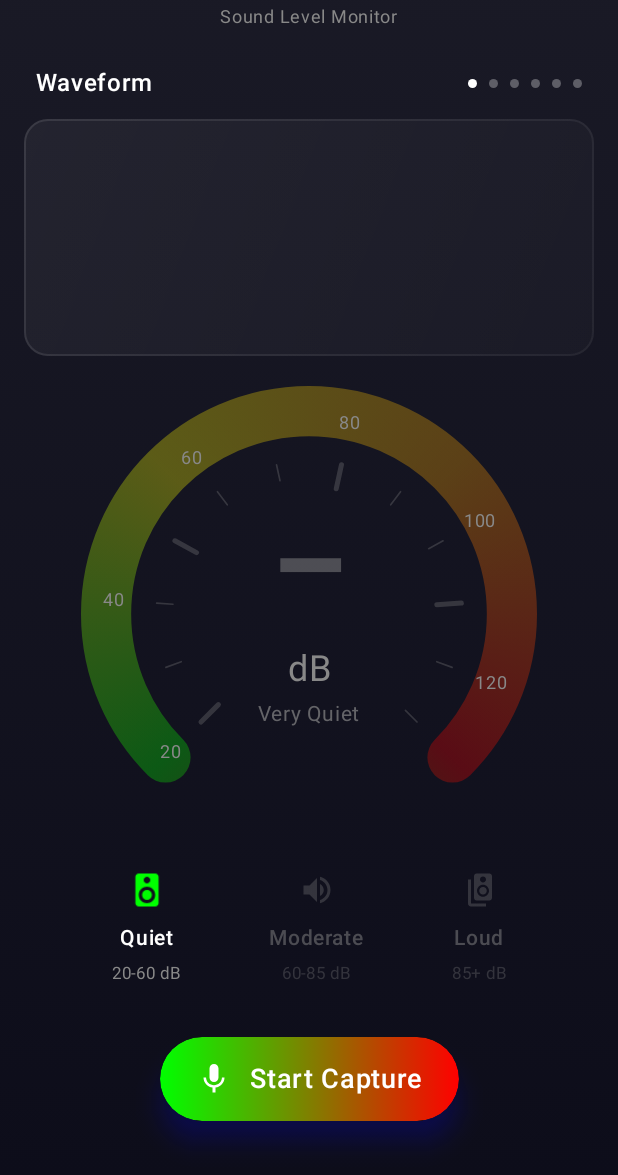
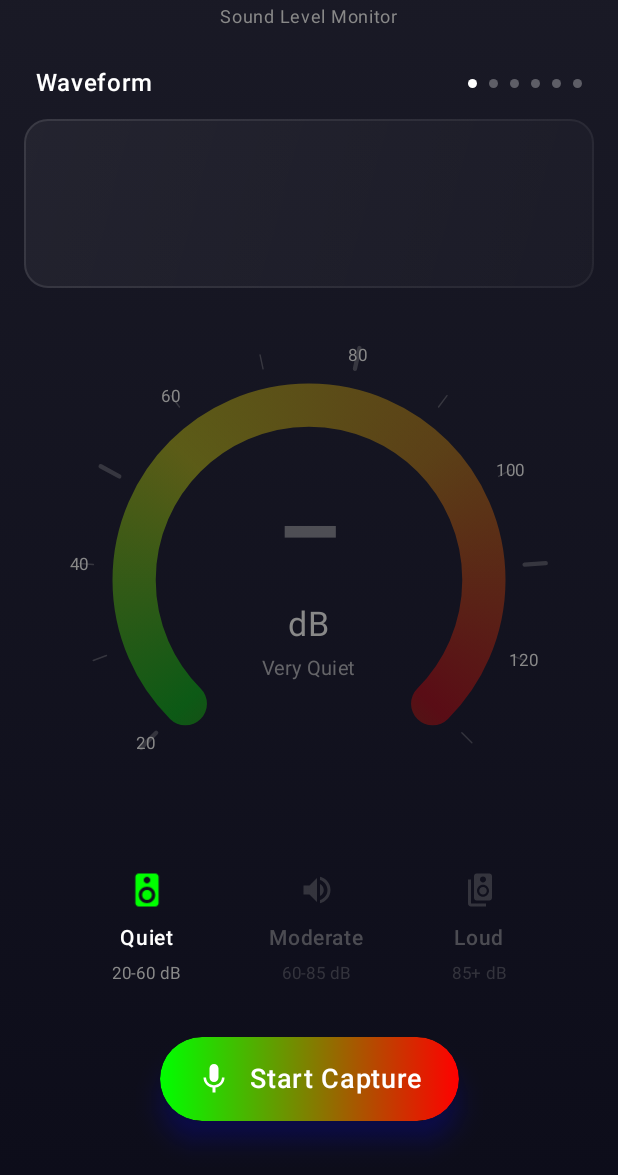
Before and after one commit to AndreFrelicot/DecibelPeak-android, an Android app built with Jetpack Compose: the screen it shows after launch (MainActivity), on a phone screen of 412 x 824 dp, the part 61-1236 px from its top. Run offline under Robolectric (Android 15) with nearby library versions, the phone set to English and light mode, and no system bars.

Commit message:
Improve gauge layout with responsive sizing
GaugeView Component:
- Replace fixed Box with BoxWithConstraints for responsive sizing
- Calculate gauge dimensions relative to container (75% of min dimension)
- Center gauge arcs properly within canvas using offset calculations
- Adjust tick positions to start at 55% of gauge radius
- Scale font sizes proportionally based on gauge size
- Fix scale label positioning with dynamic padding

MainActivity:
- Increase gauge container width from 80% to 92% for better visibility

```diff
--- a/app/src/main/java/com/example/decibelpeak/MainActivity.kt
+++ b/app/src/main/java/com/example/decibelpeak/MainActivity.kt
@@ -137,7 +137,7 @@ fun MainScreen(viewModel: MainViewModel = viewModel()) {
                         value = decibelLevel,
                         isRecording = isRecording,
                         modifier = Modifier
-                            .fillMaxWidth(0.8f)
+                            .fillMaxWidth(0.92f)
                             .aspectRatio(1f)
                     )
                 }
--- a/app/src/main/java/com/example/decibelpeak/ui/components/GaugeView.kt
+++ b/app/src/main/java/com/example/decibelpeak/ui/components/GaugeView.kt
@@ -4,6 +4,7 @@ import androidx.compose.animation.core.animateFloatAsState
 import androidx.compose.animation.core.tween
 import androidx.compose.foundation.Canvas
 import androidx.compose.foundation.layout.Box
+import androidx.compose.foundation.layout.BoxWithConstraints
 import androidx.compose.foundation.layout.Column
 import androidx.compose.foundation.layout.Spacer
 import androidx.compose.foundation.layout.aspectRatio
@@ -26,11 +27,11 @@ import androidx.compose.ui.graphics.drawscope.rotate
 import androidx.compose.ui.text.font.FontWeight
 import androidx.compose.ui.unit.dp
 import androidx.compose.ui.unit.sp
+import kotlin.math.min
 import com.example.decibelpeak.ui.theme.DecibelGreen
 import com.example.decibelpeak.ui.theme.DecibelOrange
 import com.example.decibelpeak.ui.theme.DecibelRed
 import com.example.decibelpeak.ui.theme.DecibelYellow
-import kotlin.math.min
 
 @Composable
 fun CircularGaugeView(
@@ -48,12 +49,21 @@ fun CircularGaugeView(
         label = "gaugeValue"
     )
 
-    Box(modifier = modifier) {
+    BoxWithConstraints(modifier = modifier) {
+        val density = androidx.compose.ui.platform.LocalDensity.current
+        val containerSizeDp = androidx.compose.ui.unit.min(maxWidth, maxHeight)
+        val containerSize = with(density) { containerSizeDp.toPx() }
+        val gaugeSize = containerSize * 0.75f
+        val gaugeRadius = gaugeSize / 2f
+
         // Gauge Canvas
         Canvas(modifier = Modifier.fillMaxSize()) {
-            val size = min(size.width, size.height)
-            val strokeWidth = size * 0.11f
-            val activeStrokeWidth = size * 0.125f
+            val canvasSize = min(size.width, size.height)
+            // Ensure we work with the same size basis, though fillMaxSize should match containerSize roughly
+            // Center is always center of canvas
+
+            val strokeWidth = gaugeSize * 0.11f
+            val activeStrokeWidth = gaugeSize * 0.125f
 
             val startAngle = 135f
             val sweepAngle = 270f
@@ -88,8 +98,8 @@ fun CircularGaugeView(
                 sweepAngle = sweepAngle,
                 useCenter = false,
                 style = Stroke(width = strokeWidth, cap = StrokeCap.Round),
-                size = Size(size - strokeWidth, size - strokeWidth),
-                topLeft = Offset(strokeWidth / 2, strokeWidth / 2)
+                size = Size(gaugeSize - strokeWidth, gaugeSize - strokeWidth),
+                topLeft = center - Offset((gaugeSize - strokeWidth) / 2, (gaugeSize - strokeWidth) / 2)
             )
 
             // Active Arc
@@ -100,15 +110,15 @@ fun CircularGaugeView(
                     sweepAngle = sweepAngle * animatedValue,
                     useCenter = false,
                     style = Stroke(width = activeStrokeWidth, cap = StrokeCap.Round),
-                    size = Size(size - strokeWidth, size - strokeWidth),
-                    topLeft = Offset(strokeWidth / 2, strokeWidth / 2)
+                    size = Size(gaugeSize - strokeWidth, gaugeSize - strokeWidth),
+                    topLeft = center - Offset((gaugeSize - strokeWidth) / 2, (gaugeSize - strokeWidth) / 2)
                 )
             }
 
             // Center Glow (Radial Gradient)
             if (animatedValue > 0) {
                 val glowColor = getDecibelColor(value).copy(alpha = 0.3f)
-                val glowRadius = size * 0.5f // ~140/280 of original
+                val glowRadius = gaugeSize * 0.5f // ~140/280 of original
 
                 val glowBrush = Brush.radialGradient(
                     colors = listOf(glowColor, Color.Transparent),
@@ -124,21 +134,23 @@ fun CircularGaugeView(
             }
 
             // Ticks
-            val tickRadius = size / 2 - strokeWidth * 1.5f
-            val tickLengthSmall = size * 0.036f
-            val tickLengthLarge = size * 0.054f
+            // iOS: tickOffset = size * 0.55. gaugeRadius = size * 0.5.
+            // So ticks start at 0.55 * gaugeSize from center.
+            val tickStartRadius = gaugeSize * 0.55f
+            val tickLengthSmall = gaugeSize * 0.036f
+            val tickLengthLarge = gaugeSize * 0.054f
 
             for (i in 0..11) {
                 val angle = startAngle + (i.toFloat() / 11f) * sweepAngle
                 val isLarge = i % 3 == 0
                 val length = if (isLarge) tickLengthLarge else tickLengthSmall
-                val width = if (isLarge) size * 0.011f else size * 0.0036f
+                val width = if (isLarge) gaugeSize * 0.011f else gaugeSize * 0.0036f
 
                 rotate(degrees = angle + 90f, pivot = center) {
                     drawLine(
                         color = Color.Gray.copy(alpha = 0.3f),
-                        start = center + Offset(0f, -tickRadius),
-                        end = center + Offset(0f, -tickRadius + length),
+                        start = center + Offset(0f, -tickStartRadius),
+                        end = center + Offset(0f, -(tickStartRadius + length)),
                         strokeWidth = width,
                         cap = StrokeCap.Round
                     )
@@ -148,17 +160,18 @@ fun CircularGaugeView(
 
         // Scale Labels
         val scaleLabels = listOf(20, 40, 60, 80, 100, 120)
+        // iOS: labelOffset = size * 0.66.
+        // Distance from center = 0.66 * gaugeSize.
+        // We use padding from top to position them.
+        // Box is size of container. Center is containerSize / 2.
+        // Padding = (containerSize / 2) - (0.66 * gaugeSize)
+        val labelRadius = gaugeSize * 0.63f
+        val labelPadding = (containerSize - labelRadius * 2) / 2
+
         Box(modifier = Modifier.fillMaxSize()) {
              scaleLabels.forEach { db ->
                  val normalizedDb = (db - 20.0) / 110.0
                  val angle = 135.0 + normalizedDb * 270.0
-                 val radians = Math.toRadians(angle - 90.0) // -90 because 0 is right in trig, but we want 0 up? No, 0 is right.
-                 // Actually, let's use the rotation approach which is easier for alignment
-
-                 // We want to position the text at a certain radius
-                 // Radius should be outside the gauge? No, iOS screenshot shows them outside.
-                 // iOS code: .offset(y: -labelOffset) .rotationEffect(...)
-                 // This means they rotate the whole view.
 
                  Box(
                      modifier = Modifier
@@ -169,9 +182,9 @@ fun CircularGaugeView(
                      Text(
                          text = "$db",
                          color = Color.Gray,
-                         fontSize = 12.sp,
+                         fontSize = (gaugeSize * 0.043f / density.density).sp, // Scale font size
                          modifier = Modifier
-                             .padding(top = 10.dp) // Adjust padding to push it out/in
+                             .padding(top = with(density) { labelPadding.toDp() })
                              .rotate(-(angle.toFloat() + 90f)) // Counter-rotate text to keep it upright
                      )
                  }
@@ -187,7 +200,7 @@ fun CircularGaugeView(
                 AnimatedNumber(
                     number = value.toInt(),
                     style = androidx.compose.ui.text.TextStyle(
-                        fontSize = 80.sp,
+                        fontSize = (gaugeSize * 0.257f / density.density).sp,
                         fontWeight = FontWeight.Bold
                     ),
                     color = getDecibelColor(value)
@@ -196,7 +209,7 @@ fun CircularGaugeView(
                 Text(
                     text = "–",
                     color = Color.Gray.copy(alpha = 0.5f),
-                    fontSize = 80.sp,
+                    fontSize = (gaugeSize * 0.257f / density.density).sp,
                     fontWeight = FontWeight.Bold
                 )
             }
@@ -206,7 +219,7 @@ fun CircularGaugeView(
             Text(
                 text = "dB",
                 color = Color.Gray,
-                fontSize = 24.sp
+                fontSize = (gaugeSize * 0.086f / density.density).sp
             )
 
             Spacer(modifier = Modifier.height(4.dp))
@@ -214,7 +227,7 @@ fun CircularGaugeView(
             Text(
                 text = getDecibelDescription(value),
                 color = Color.Gray.copy(alpha = 0.7f),
-                fontSize = 14.sp
+                fontSize = (gaugeSize * 0.05f / density.density).sp
             )
         }
     }
```
